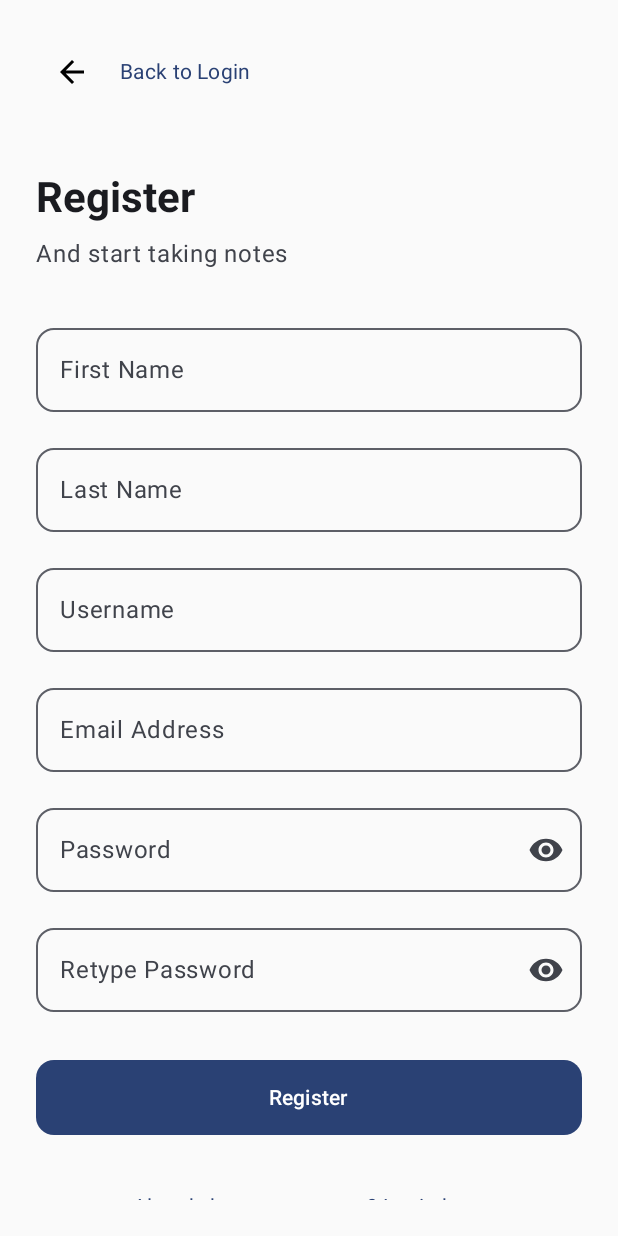
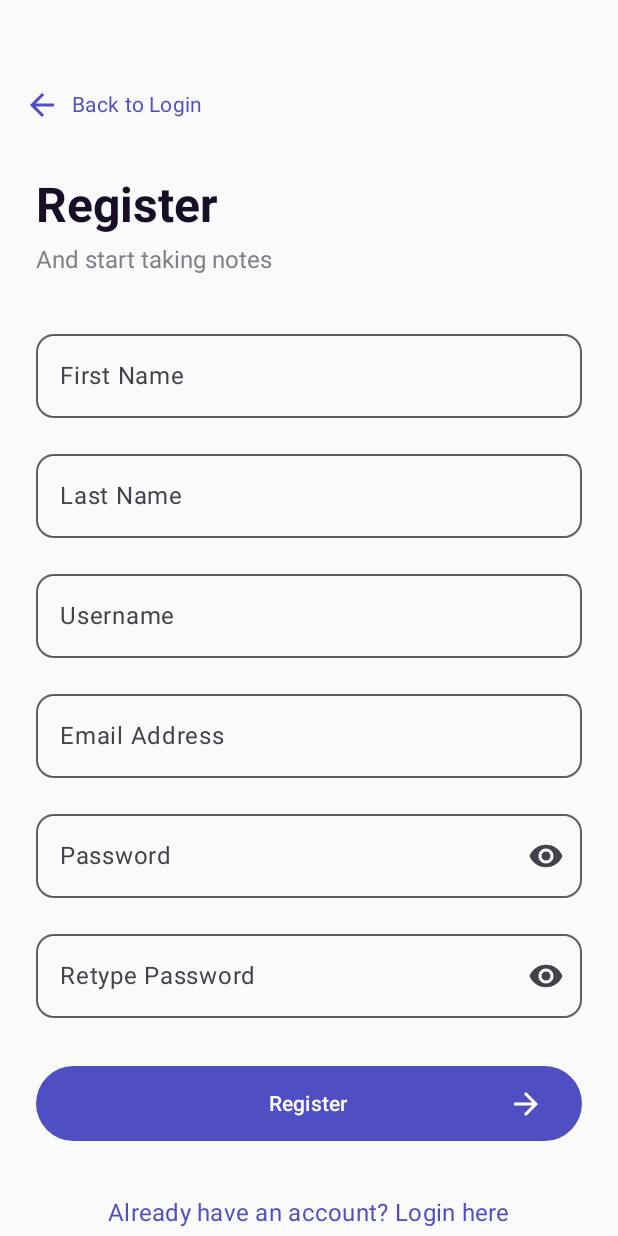
Before and after one commit to mohamadaminkarami/SimpleNoteClient, an Android app built with Jetpack Compose: the RegisterScreen screen opened through its navigation route, on a phone screen of 412 x 824 dp. Run offline under Robolectric (Android 15) with nearby library versions, the phone set to English and light mode, and no system bars; our stand-ins replace Dagger/Hilt's generated code.

Commit message:
Polish register screen with exact design specifications and onboarding purple button

```diff
--- a/Android/app/src/main/java/com/example/simplenote/presentation/auth/LoginScreen.kt
+++ b/Android/app/src/main/java/com/example/simplenote/presentation/auth/LoginScreen.kt
@@ -28,6 +28,7 @@ import androidx.hilt.navigation.compose.hiltViewModel
 import com.example.simplenote.ui.theme.LoginTextPrimary
 import com.example.simplenote.ui.theme.LoginTextSecondary
 import com.example.simplenote.ui.theme.LoginPlaceholder
+import com.example.simplenote.ui.theme.OnboardingPurple
 
 @OptIn(ExperimentalMaterial3Api::class)
 @Composable
@@ -46,6 +47,7 @@ fun LoginScreen(
                 is AuthUiEvent.LoginSuccess -> {
                     onLoginSuccess()
                 }
+
                 is AuthUiEvent.RegisterSuccess -> {
                     // Not applicable for login screen
                 }
@@ -221,9 +223,10 @@ fun LoginScreen(
                 .fillMaxWidth()
                 .height(50.dp),
             enabled = !state.isLoading,
-            shape = RoundedCornerShape(12.dp),
+            shape = RoundedCornerShape(100.dp),
+
             colors = ButtonDefaults.buttonColors(
-                containerColor = MaterialTheme.colorScheme.primary,
+                containerColor = OnboardingPurple,
                 contentColor = Color.White
             )
         ) {
@@ -269,8 +272,10 @@ fun LoginScreen(
         ) {
             Text(
                 text = "Don't have any account? Register here",
-                color = MaterialTheme.colorScheme.primary,
-                style = MaterialTheme.typography.bodyMedium
+                color = OnboardingPurple,
+                style = MaterialTheme.typography.bodyMedium.copy(
+                    fontSize = 16.sp
+                ),
             )
         }
 
--- a/Android/app/src/main/java/com/example/simplenote/presentation/auth/RegisterScreen.kt
+++ b/Android/app/src/main/java/com/example/simplenote/presentation/auth/RegisterScreen.kt
@@ -7,7 +7,8 @@ import androidx.compose.foundation.text.KeyboardActions
 import androidx.compose.foundation.text.KeyboardOptions
 import androidx.compose.foundation.verticalScroll
 import androidx.compose.material.icons.Icons
-import androidx.compose.material.icons.filled.ArrowBack
+import androidx.compose.material.icons.automirrored.filled.ArrowBack
+import androidx.compose.material.icons.automirrored.filled.ArrowForward
 import androidx.compose.material.icons.filled.Visibility
 import androidx.compose.material.icons.filled.VisibilityOff
 import androidx.compose.material3.*
@@ -26,6 +27,11 @@ import androidx.compose.ui.text.style.TextAlign
 import androidx.compose.ui.unit.dp
 import androidx.compose.ui.unit.sp
 import androidx.hilt.navigation.compose.hiltViewModel
+import com.example.simplenote.ui.theme.LoginPlaceholder
+import com.example.simplenote.ui.theme.LoginTextPrimary
+import com.example.simplenote.ui.theme.LoginTextSecondary
+import com.example.simplenote.ui.theme.OnboardingPurple
+
 
 @OptIn(ExperimentalMaterial3Api::class)
 @Composable
@@ -44,9 +50,8 @@ fun RegisterScreen(
                 is AuthUiEvent.RegisterSuccess -> {
                     onRegisterSuccess()
                 }
-                is AuthUiEvent.LoginSuccess -> {
                 // Not applicable for register screen
-                }
+                is AuthUiEvent.LoginSuccess -> {}
             }
         }
     }
@@ -60,50 +65,59 @@ fun RegisterScreen(
         }
     }
 
+
+
+    // Main layout column
+    Column(
+        modifier = Modifier.fillMaxSize()
+    ) {
+        Spacer(modifier = Modifier.height(30.dp))
+
+        // "Back to Login" Button at the top left
+        TextButton(
+            onClick = onNavigateBack,
+            enabled = !state.isLoading,
+            modifier = Modifier.padding(start = 16.dp, top = 16.dp),
+            contentPadding = PaddingValues(0.dp)
+        ) {
+            Row(verticalAlignment = Alignment.CenterVertically) {
+                Icon(
+                    imageVector = Icons.AutoMirrored.Filled.ArrowBack,
+                    contentDescription = "Back to Login",
+                    tint = OnboardingPurple
+                )
+                Spacer(modifier = Modifier.width(8.dp))
+                Text(
+                    text = "Back to Login",
+                    style = MaterialTheme.typography.bodyMedium,
+                    color = OnboardingPurple
+                )
+            }
+        }
+
+        // Scrollable content area
         Column(
             modifier = Modifier
                 .fillMaxSize()
-            .padding(24.dp)
+                .padding(horizontal = 24.dp)
                 .verticalScroll(rememberScrollState()),
             horizontalAlignment = Alignment.CenterHorizontally
         ) {
-        // Back button and title
-        Row(
-            modifier = Modifier
-                .fillMaxWidth()
-                .padding(bottom = 16.dp),
-            verticalAlignment = Alignment.CenterVertically
-        ) {
-            IconButton(
-                onClick = onNavigateBack,
-                enabled = !state.isLoading
-            ) {
-                Icon(
-                    imageVector = Icons.Default.ArrowBack,
-                    contentDescription = "Back to Login"
-                )
-            }
-
-            Spacer(modifier = Modifier.width(8.dp))
-
-            Text(
-                text = "Back to Login",
-                style = MaterialTheme.typography.bodyMedium,
-                color = MaterialTheme.colorScheme.primary
-            )
-        }
 
             Spacer(modifier = Modifier.height(24.dp))
 
             // Main Title
             Text(
                 text = "Register",
-            style = MaterialTheme.typography.headlineLarge.copy(
-                fontSize = 28.sp,
-                fontWeight = FontWeight.Bold
+                style = androidx.compose.ui.text.TextStyle(
+                    fontSize = 32.sp,
+                    fontWeight = FontWeight.Bold, // 700
+                    lineHeight = (32 * 1.2).sp, // 120% line height
+                    letterSpacing = 0.sp
                 ),
-            color = MaterialTheme.colorScheme.onSurface,
-            modifier = Modifier.fillMaxWidth()
+                color = LoginTextPrimary,
+                modifier = Modifier.fillMaxWidth(),
+                textAlign = TextAlign.Start
             )
 
             Spacer(modifier = Modifier.height(8.dp))
@@ -111,10 +125,14 @@ fun RegisterScreen(
             // Subtitle
             Text(
                 text = "And start taking notes",
-            style = MaterialTheme.typography.bodyLarge.copy(
-                fontSize = 16.sp
+                style = androidx.compose.ui.text.TextStyle(
+                    fontSize = 16.sp,
+                    fontWeight = FontWeight.Normal, // 400
+                    lineHeight = (16 * 1.4).sp, // 140% line height
+                    letterSpacing = 0.sp
                 ),
-            color = MaterialTheme.colorScheme.onSurfaceVariant,
+                color = LoginTextSecondary,
+                textAlign = TextAlign.Start,
                 modifier = Modifier.fillMaxWidth()
             )
 
@@ -125,18 +143,13 @@ fun RegisterScreen(
                 value = state.firstName,
                 onValueChange = { viewModel.onEvent(AuthEvent.FirstNameChanged(it)) },
                 label = { Text("First Name") },
-            placeholder = { Text("Example: John") },
+                placeholder = { Text("Example: Taha", color = LoginPlaceholder) },
                 modifier = Modifier.fillMaxWidth(),
                 singleLine = true,
                 enabled = !state.isLoading,
                 shape = RoundedCornerShape(12.dp),
-            keyboardOptions = KeyboardOptions(
-                keyboardType = KeyboardType.Text,
-                imeAction = ImeAction.Next
-            ),
-            keyboardActions = KeyboardActions(
-                onNext = { focusManager.moveFocus(FocusDirection.Down) }
-            )
+                keyboardOptions = KeyboardOptions(imeAction = ImeAction.Next),
+                keyboardActions = KeyboardActions(onNext = { focusManager.moveFocus(FocusDirection.Down) })
             )
 
             Spacer(modifier = Modifier.height(16.dp))
@@ -146,18 +159,13 @@ fun RegisterScreen(
                 value = state.lastName,
                 onValueChange = { viewModel.onEvent(AuthEvent.LastNameChanged(it)) },
                 label = { Text("Last Name") },
-            placeholder = { Text("Example: Doe") },
+                placeholder = { Text("Example: Hamifar", color = LoginPlaceholder) },
                 modifier = Modifier.fillMaxWidth(),
                 singleLine = true,
                 enabled = !state.isLoading,
                 shape = RoundedCornerShape(12.dp),
-            keyboardOptions = KeyboardOptions(
-                keyboardType = KeyboardType.Text,
-                imeAction = ImeAction.Next
-            ),
-            keyboardActions = KeyboardActions(
-                onNext = { focusManager.moveFocus(FocusDirection.Down) }
-            )
+                keyboardOptions = KeyboardOptions(imeAction = ImeAction.Next),
+                keyboardActions = KeyboardActions(onNext = { focusManager.moveFocus(FocusDirection.Down) })
             )
 
             Spacer(modifier = Modifier.height(16.dp))
@@ -167,18 +175,13 @@ fun RegisterScreen(
                 value = state.username,
                 onValueChange = { viewModel.onEvent(AuthEvent.UsernameChanged(it)) },
                 label = { Text("Username") },
-            placeholder = { Text("Example: @johndoe") },
+                placeholder = { Text("Example: @HamifarTaha", color = LoginPlaceholder) },
                 modifier = Modifier.fillMaxWidth(),
                 singleLine = true,
                 enabled = !state.isLoading,
                 shape = RoundedCornerShape(12.dp),
-            keyboardOptions = KeyboardOptions(
-                keyboardType = KeyboardType.Text,
-                imeAction = ImeAction.Next
-            ),
-            keyboardActions = KeyboardActions(
-                onNext = { focusManager.moveFocus(FocusDirection.Down) }
-            )
+                keyboardOptions = KeyboardOptions(imeAction = ImeAction.Next),
+                keyboardActions = KeyboardActions(onNext = { focusManager.moveFocus(FocusDirection.Down) })
             )
 
             Spacer(modifier = Modifier.height(16.dp))
@@ -188,7 +191,7 @@ fun RegisterScreen(
                 value = state.email,
                 onValueChange = { viewModel.onEvent(AuthEvent.EmailChanged(it)) },
                 label = { Text("Email Address") },
-            placeholder = { Text("Example: john@example.com") },
+                placeholder = { Text("Example: hamifar.taha@gmail.com", color = LoginPlaceholder) },
                 modifier = Modifier.fillMaxWidth(),
                 singleLine = true,
                 enabled = !state.isLoading,
@@ -197,9 +200,7 @@ fun RegisterScreen(
                     keyboardType = KeyboardType.Email,
                     imeAction = ImeAction.Next
                 ),
-            keyboardActions = KeyboardActions(
-                onNext = { focusManager.moveFocus(FocusDirection.Down) }
-            )
+                keyboardActions = KeyboardActions(onNext = { focusManager.moveFocus(FocusDirection.Down) })
             )
 
             Spacer(modifier = Modifier.height(16.dp))
@@ -209,31 +210,17 @@ fun RegisterScreen(
                 value = state.password,
                 onValueChange = { viewModel.onEvent(AuthEvent.PasswordChanged(it)) },
                 label = { Text("Password") },
-            placeholder = { Text("••••••••") },
+                placeholder = { Text("••••••••", color = LoginPlaceholder) },
                 modifier = Modifier.fillMaxWidth(),
                 singleLine = true,
                 enabled = !state.isLoading,
                 shape = RoundedCornerShape(12.dp),
-            visualTransformation = if (state.isPasswordVisible) {
-                VisualTransformation.None
-            } else {
-                PasswordVisualTransformation()
-            },
+                visualTransformation = if (state.isPasswordVisible) VisualTransformation.None else PasswordVisualTransformation(),
                 trailingIcon = {
-                IconButton(
-                    onClick = { viewModel.onEvent(AuthEvent.TogglePasswordVisibility) }
-                ) {
+                    IconButton(onClick = { viewModel.onEvent(AuthEvent.TogglePasswordVisibility) }) {
                         Icon(
-                        imageVector = if (state.isPasswordVisible) {
-                            Icons.Default.VisibilityOff
-                        } else {
-                            Icons.Default.Visibility
-                        },
-                        contentDescription = if (state.isPasswordVisible) {
-                            "Hide password"
-                        } else {
-                            "Show password"
-                        }
+                            imageVector = if (state.isPasswordVisible) Icons.Default.VisibilityOff else Icons.Default.Visibility,
+                            contentDescription = if (state.isPasswordVisible) "Hide password" else "Show password"
                         )
                     }
                 },
@@ -241,9 +228,7 @@ fun RegisterScreen(
                     keyboardType = KeyboardType.Password,
                     imeAction = ImeAction.Next
                 ),
-            keyboardActions = KeyboardActions(
-                onNext = { focusManager.moveFocus(FocusDirection.Down) }
-            )
+                keyboardActions = KeyboardActions(onNext = { focusManager.moveFocus(FocusDirection.Down) })
             )
 
             Spacer(modifier = Modifier.height(16.dp))
@@ -253,31 +238,17 @@ fun RegisterScreen(
                 value = state.confirmPassword,
                 onValueChange = { viewModel.onEvent(AuthEvent.ConfirmPasswordChanged(it)) },
                 label = { Text("Retype Password") },
-            placeholder = { Text("••••••••") },
+                placeholder = { Text("••••••••", color = LoginPlaceholder) },
                 modifier = Modifier.fillMaxWidth(),
                 singleLine = true,
                 enabled = !state.isLoading,
                 shape = RoundedCornerShape(12.dp),
-            visualTransformation = if (state.isConfirmPasswordVisible) {
-                VisualTransformation.None
-            } else {
-                PasswordVisualTransformation()
-            },
+                visualTransformation = if (state.isConfirmPasswordVisible) VisualTransformation.None else PasswordVisualTransformation(),
                 trailingIcon = {
-                IconButton(
-                    onClick = { viewModel.onEvent(AuthEvent.ToggleConfirmPasswordVisibility) }
-                ) {
+                    IconButton(onClick = { viewModel.onEvent(AuthEvent.ToggleConfirmPasswordVisibility) }) {
                         Icon(
-                        imageVector = if (state.isConfirmPasswordVisible) {
-                            Icons.Default.VisibilityOff
-                        } else {
-                            Icons.Default.Visibility
-                        },
-                        contentDescription = if (state.isConfirmPasswordVisible) {
-                            "Hide password"
-                        } else {
-                            "Show password"
-                        }
+                            imageVector = if (state.isConfirmPasswordVisible) Icons.Default.VisibilityOff else Icons.Default.Visibility,
+                            contentDescription = if (state.isConfirmPasswordVisible) "Hide password" else "Show password"
                         )
                     }
                 },
@@ -302,9 +273,9 @@ fun RegisterScreen(
                     .fillMaxWidth()
                     .height(50.dp),
                 enabled = !state.isLoading,
-            shape = RoundedCornerShape(12.dp),
+                shape = RoundedCornerShape(100.dp),
                 colors = ButtonDefaults.buttonColors(
-                containerColor = MaterialTheme.colorScheme.primary,
+                    containerColor = OnboardingPurple,
                     contentColor = Color.White
                 )
             ) {
@@ -315,12 +286,27 @@ fun RegisterScreen(
                         color = Color.White
                     )
                 } else {
+                    Box(
+                        modifier = Modifier.fillMaxWidth()
+                    ) {
                         Text(
                             text = "Register",
                             style = MaterialTheme.typography.labelLarge.copy(
                                 fontWeight = FontWeight.SemiBold
+                            ),
+                            color = Color.White,
+                            modifier = Modifier.align(Alignment.Center)
                         )
+                        Icon(
+                            // UPDATED ICON
+                            imageVector = Icons.AutoMirrored.Filled.ArrowForward,
+                            contentDescription = "Register",
+                            tint = Color.White,
+                            modifier = Modifier
+                                .align(Alignment.CenterEnd)
+                                .padding(end = 1.dp)
                         )
+                    }
                 }
             }
 
@@ -333,20 +319,17 @@ fun RegisterScreen(
             ) {
                 Text(
                     text = "Already have an account? Login here",
-                color = MaterialTheme.colorScheme.primary,
-                style = MaterialTheme.typography.bodyMedium
+                    color = OnboardingPurple,
+                    style = MaterialTheme.typography.bodyMedium.copy(fontSize = 16.sp)
                 )
             }
 
             // Error Message
             if (state.error != null) {
                 Spacer(modifier = Modifier.height(16.dp))
-
                 Card(
                     modifier = Modifier.fillMaxWidth(),
-                colors = CardDefaults.cardColors(
-                    containerColor = MaterialTheme.colorScheme.errorContainer
-                ),
+                    colors = CardDefaults.cardColors(containerColor = MaterialTheme.colorScheme.errorContainer),
                     shape = RoundedCornerShape(12.dp)
                 ) {
                     Text(
@@ -358,5 +341,8 @@ fun RegisterScreen(
                     )
                 }
             }
+
+            Spacer(modifier = Modifier.height(24.dp)) // Add space at the bottom
         }
     }
+}
```
Lines whose indentation alone changed are shown as unchanged.
